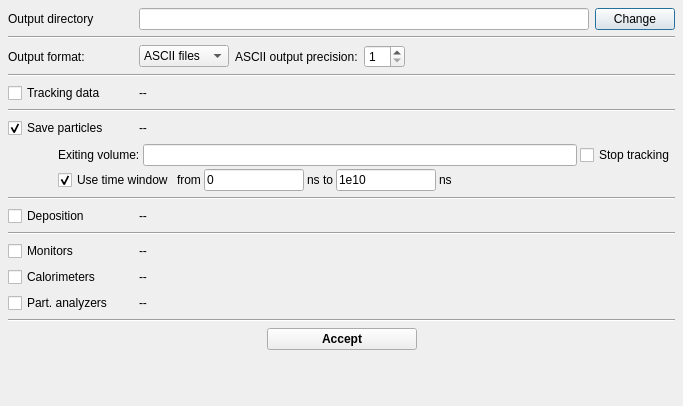
Old version of the form ants3bundle/src/ants3/gui/particleSim/aparticlesimoutputdialog.ui in the repository andrmor/ANTS3bundle.
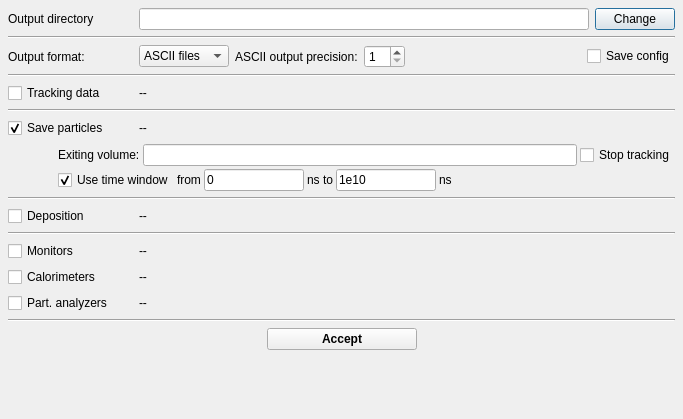
New version of the form.

Commit message: Add auto-save config option for particle sim

Diff of the .ui file:
```diff
--- a/ants3bundle/src/ants3/gui/particleSim/aparticlesimoutputdialog.ui
+++ b/ants3bundle/src/ants3/gui/particleSim/aparticlesimoutputdialog.ui
@@ -7,7 +7,7 @@
     <x>0</x>
     <y>0</y>
     <width>683</width>
-    <height>406</height>
+    <height>419</height>
    </rect>
   </property>
   <property name="sizePolicy">
@@ -140,6 +140,13 @@
        </property>
       </spacer>
      </item>
+     <item>
+      <widget class="QCheckBox" name="cbSaveConfig">
+       <property name="text">
+        <string>Save config</string>
+       </property>
+      </widget>
+     </item>
     </layout>
    </item>
    <item>
```
The commit also changes 4 other files.
